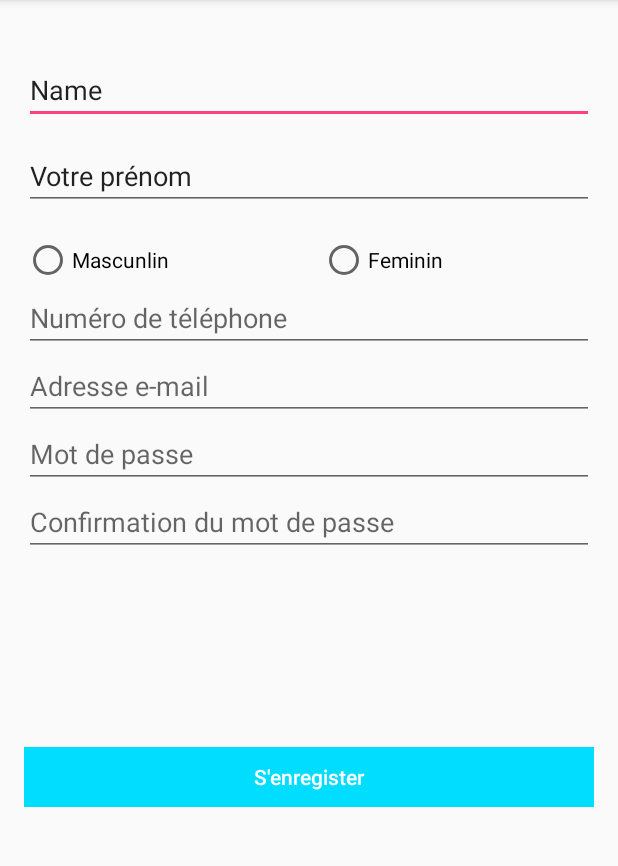
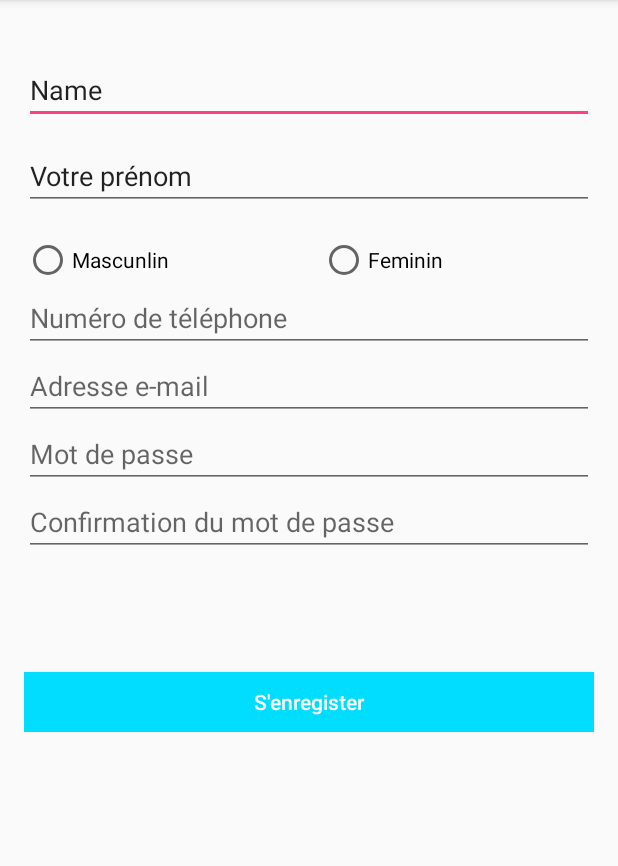
Before and after one commit to ThomazPom/Android-Java-Discover, an Android app: the enregitrerActivity screen opened directly, with no data from a screen before it, on a phone screen of 412 x 824 dp, the part 84-950 px from its top. Run offline under Robolectric (Android 15) with nearby library versions, the phone set to English and light mode, and no system bars.

Commit message:
my bad correctif bug

```diff
--- a/app/src/main/res/layout/activity_enregitrer.xml
+++ b/app/src/main/res/layout/activity_enregitrer.xml
@@ -122,10 +122,6 @@
             android:layout_weight="1"
             android:hint="Confirmation du mot de passe" />
 
-        <Space
-            android:layout_width="match_parent"
-            android:layout_height="50dp" />
-
         <Button
             android:text="S'enregister"
             android:id="@+id/Save"
@@ -138,7 +134,6 @@
             android:layout_marginTop="77dp"
             android:layout_below="@+id/textView2"
             android:layout_centerHorizontal="true"
-            android:onClick="onClickEnregistrer"
             android:layout_weight="1" />
 
     </LinearLayout>
```
